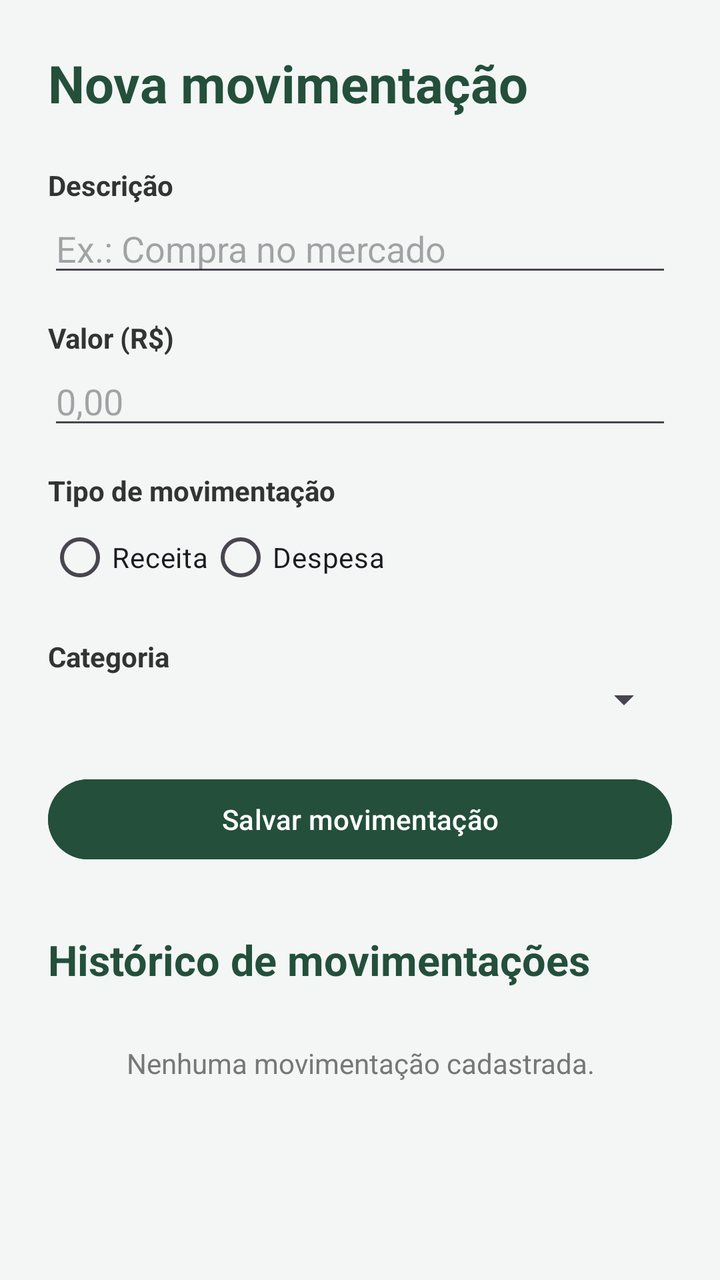
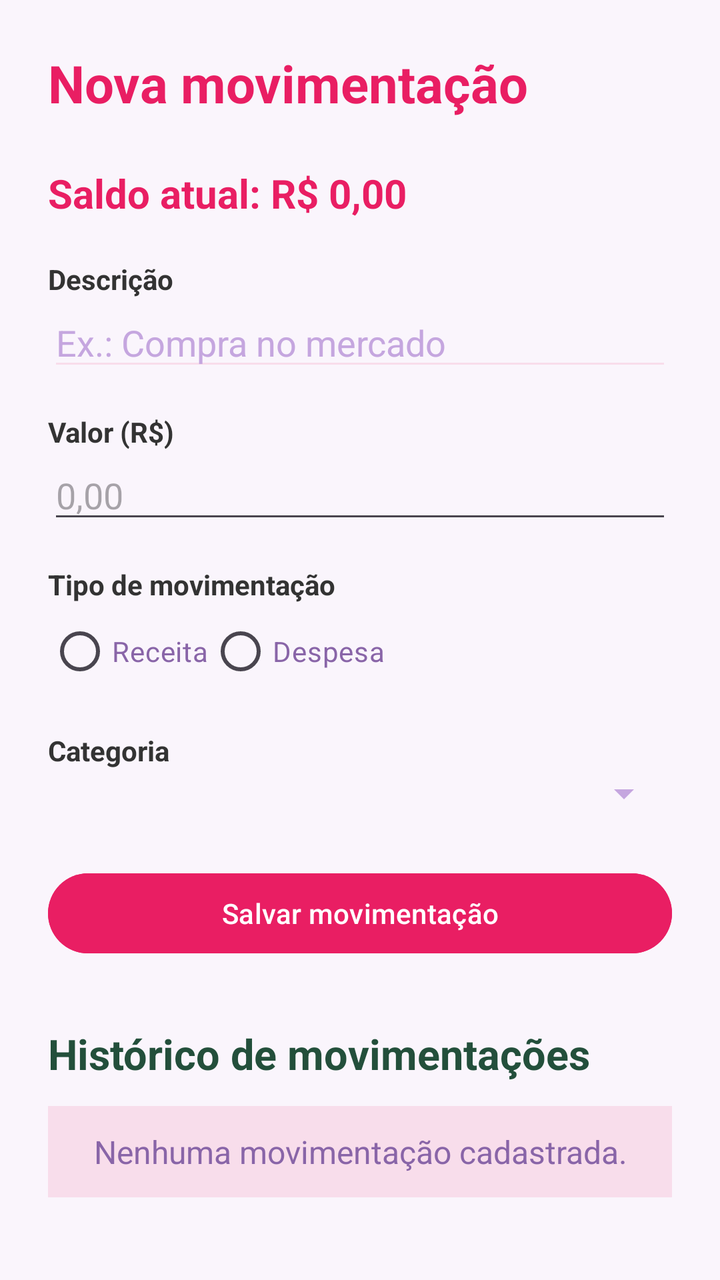

The first picture is an Android layout as it rendered before a commit; the second is the same layout after the commit. The layout source and the unified diff follow.
<!-- AndroidManifest.xml: application theme Theme.FinanSee -->
<!-- res/layout/activity_movimentacoes.xml -->
<ScrollView xmlns:android="http://schemas.android.com/apk/res/android"
    android:id="@+id/main"
    android:layout_width="match_parent"
    android:layout_height="match_parent"
    android:background="#F3F6F5">

    <LinearLayout
        android:layout_width="match_parent"
        android:layout_height="wrap_content"
        android:orientation="vertical"
        android:padding="24dp">

        <TextView
            android:layout_width="match_parent"
            android:layout_height="wrap_content"
            android:text="Nova movimentação"
            android:textSize="26sp"
            android:textStyle="bold"
            android:textColor="#234F3B"
            android:layout_marginBottom="24dp"/>

        <TextView
            android:layout_width="wrap_content"
            android:layout_height="wrap_content"
            android:text="Descrição"
            android:textStyle="bold"
            android:textColor="#333333"/>

        <EditText
            android:id="@+id/edtDescricao"
            android:layout_width="match_parent"
            android:layout_height="wrap_content"
            android:hint="Ex.: Compra no mercado"
            android:inputType="textCapSentences"
            android:layout_marginBottom="16dp"/>

        <TextView
            android:layout_width="wrap_content"
            android:layout_height="wrap_content"
            android:text="Valor (R$)"
            android:textStyle="bold"
            android:textColor="#333333"/>

        <EditText
            android:id="@+id/edtValor"
            android:layout_width="match_parent"
            android:layout_height="wrap_content"
            android:hint="0,00"
            android:inputType="numberDecimal"
            android:layout_marginBottom="16dp"/>

        <TextView
            android:layout_width="wrap_content"
            android:layout_height="wrap_content"
            android:text="Tipo de movimentação"
            android:textStyle="bold"
            android:textColor="#333333"/>

        <RadioGroup
            android:id="@+id/rgTipo"
            android:layout_width="match_parent"
            android:layout_height="wrap_content"
            android:orientation="horizontal"
            android:layout_marginBottom="16dp">

            <RadioButton
                android:id="@+id/rbReceita"
                android:layout_width="wrap_content"
                android:layout_height="wrap_content"
                android:text="Receita"/>

            <RadioButton
                android:id="@+id/rbDespesa"
                android:layout_width="wrap_content"
                android:layout_height="wrap_content"
                android:text="Despesa"/>

        </RadioGroup>

        <TextView
            android:layout_width="wrap_content"
            android:layout_height="wrap_content"
            android:text="Categoria"
            android:textStyle="bold"
            android:textColor="#333333"/>

        <Spinner
            android:id="@+id/spCategoria"
            android:layout_width="match_parent"
            android:layout_height="wrap_content"
            android:layout_marginBottom="24dp"/>

        <Button
            android:id="@+id/btnSalvar"
            android:layout_width="match_parent"
            android:layout_height="wrap_content"
            android:text="Salvar movimentação"
            android:backgroundTint="#234F3B"/>

        <TextView
            android:layout_width="match_parent"
            android:layout_height="wrap_content"
            android:text="Histórico de movimentações"
            android:textSize="21sp"
            android:textStyle="bold"
            android:textColor="#234F3B"
            android:layout_marginTop="32dp"
            android:layout_marginBottom="12dp"/>

        <TextView
            android:id="@+id/txtListaVazia"
            android:layout_width="match_parent"
            android:layout_height="wrap_content"
            android:text="Nenhuma movimentação cadastrada."
            android:textColor="#777777"
            android:gravity="center"
            android:padding="16dp"/>

    </LinearLayout>

</ScrollView>
<!-- resources referenced by this layout -->
<resources>
  <style name="Theme.FinanSee" parent="Base.Theme.FinanSee" />
  <style name="Base.Theme.FinanSee" parent="Theme.Material3.DayNight.NoActionBar">
          
          
      </style>
</resources>

<!-- the commit's change to res/layout/activity_movimentacoes.xml (unified diff, before → after) -->
@@ -2,7 +2,7 @@
     android:id="@+id/main"
     android:layout_width="match_parent"
     android:layout_height="match_parent"
-    android:background="#F3F6F5">
+    android:background="@color/fundo_lavanda">
 
     <LinearLayout
         android:layout_width="match_parent"
@@ -16,8 +16,18 @@
             android:text="Nova movimentação"
             android:textSize="26sp"
             android:textStyle="bold"
-            android:textColor="#234F3B"
+            android:textColor="@color/pink_barbie"
             android:layout_marginBottom="24dp"/>
+
+        <TextView
+            android:id="@+id/txtSaldo"
+            android:layout_width="match_parent"
+            android:layout_height="wrap_content"
+            android:text="Saldo atual: R$ 0,00"
+            android:textSize="20sp"
+            android:textStyle="bold"
+            android:textColor="@color/pink_barbie"
+            android:layout_marginBottom="20dp"/>
 
         <TextView
             android:layout_width="wrap_content"
@@ -32,7 +42,10 @@
             android:layout_height="wrap_content"
             android:hint="Ex.: Compra no mercado"
             android:inputType="textCapSentences"
-            android:layout_marginBottom="16dp"/>
+            android:layout_marginBottom="16dp"
+            android:backgroundTint="@color/rosa_bebe"
+            android:textColor="@color/roxo_escuro"
+            android:textColorHint="@color/lilas"/>
 
         <TextView
             android:layout_width="wrap_content"
@@ -67,13 +80,17 @@
                 android:id="@+id/rbReceita"
                 android:layout_width="wrap_content"
                 android:layout_height="wrap_content"
-                android:text="Receita"/>
+                android:text="Receita"
+                android:textColor="@color/roxo_escuro"
+                android:buttonTint="@color/pink_barbie"/>
 
             <RadioButton
                 android:id="@+id/rbDespesa"
                 android:layout_width="wrap_content"
                 android:layout_height="wrap_content"
-                android:text="Despesa"/>
+                android:text="Despesa"
+                android:textColor="@color/roxo_escuro"
+                android:buttonTint="@color/pink_barbie"/>
 
         </RadioGroup>
 
@@ -88,14 +105,17 @@
             android:id="@+id/spCategoria"
             android:layout_width="match_parent"
             android:layout_height="wrap_content"
-            android:layout_marginBottom="24dp"/>
+            android:layout_marginBottom="24dp"
+            android:backgroundTint="@color/lilas"
+            android:popupBackground="@color/rosa_bebe"/>
 
         <Button
             android:id="@+id/btnSalvar"
             android:layout_width="match_parent"
             android:layout_height="wrap_content"
             android:text="Salvar movimentação"
-            android:backgroundTint="#234F3B"/>
+            android:backgroundTint="@color/pink_barbie"
+            android:textColor="@color/branco"/>
 
         <TextView
             android:layout_width="match_parent"
@@ -112,9 +132,11 @@
             android:layout_width="match_parent"
             android:layout_height="wrap_content"
             android:text="Nenhuma movimentação cadastrada."
-            android:textColor="#777777"
-            android:gravity="center"
-            android:padding="16dp"/>
+            android:textColor="@color/roxo_escuro"
+            android:background="@color/rosa_bebe"
+            android:padding="12dp"
+            android:textSize="16sp"
+            android:gravity="center"/>
 
     </LinearLayout>
 
<!-- resource entries referenced after the edit -->
@@ -1,5 +1,11 @@
 <!-- resources referenced by this layout -->
 <resources>
+  <color name="branco">#FFFFFF</color>
+  <color name="fundo_lavanda">#FAF5FC</color>
+  <color name="lilas">#C5A6DF</color>
+  <color name="pink_barbie">#E91E63</color>
+  <color name="rosa_bebe">#F8DDEB</color>
+  <color name="roxo_escuro">#8965A8</color>
   <style name="Theme.FinanSee" parent="Base.Theme.FinanSee" />
   <style name="Base.Theme.FinanSee" parent="Theme.Material3.DayNight.NoActionBar">
           
